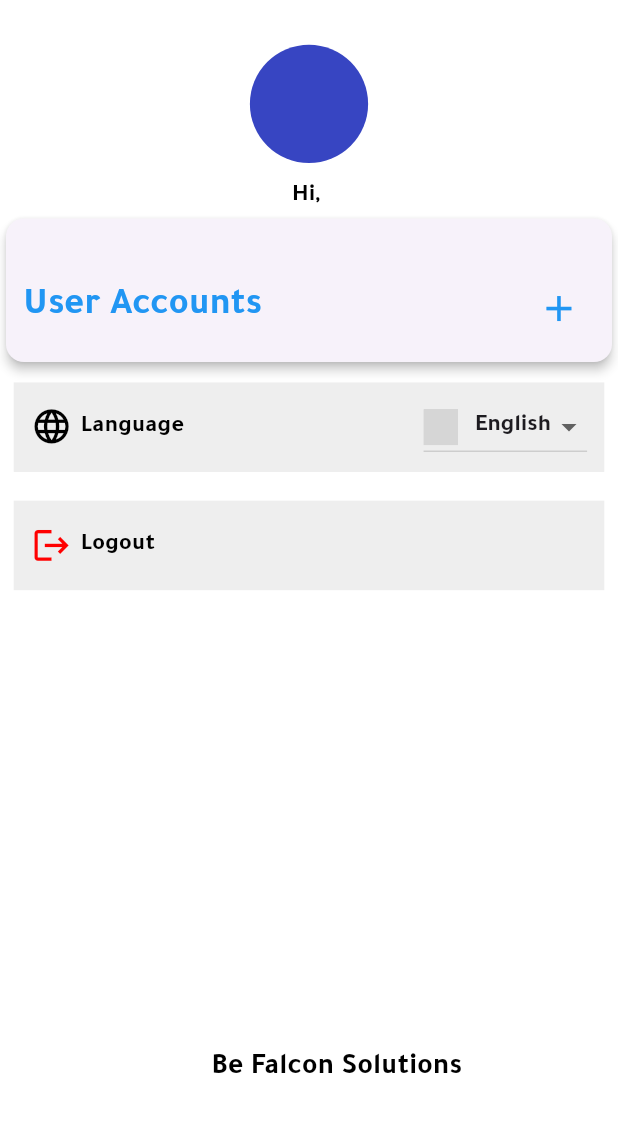
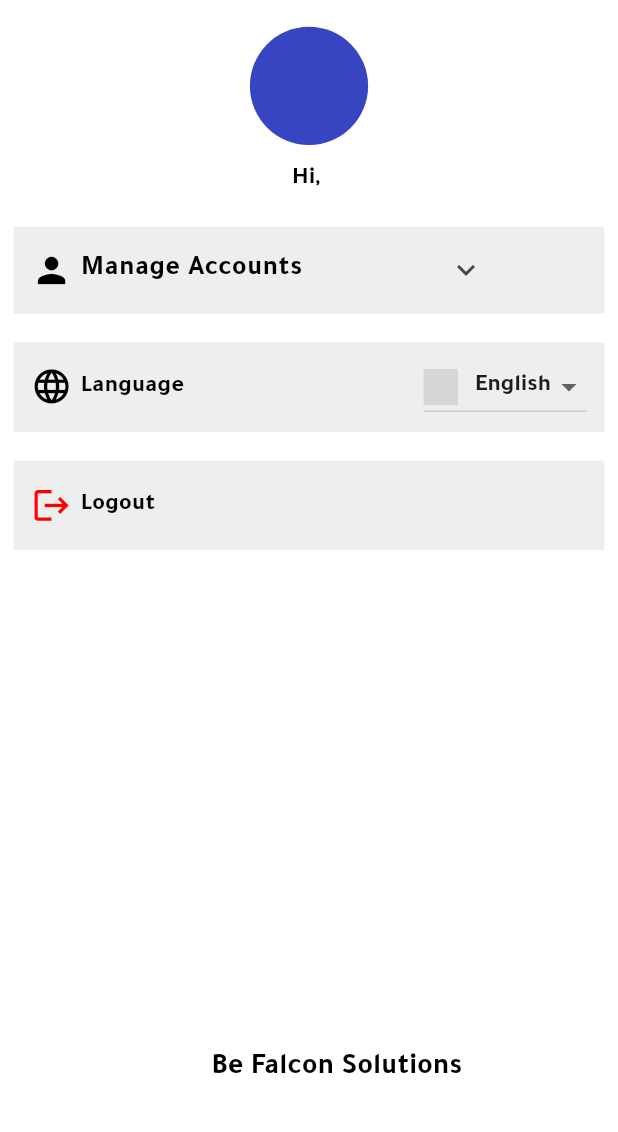
Before and after one commit to BFS-MobileApp/land_lord_statistics, a Flutter app: the SettingScreen screen opened by its route, on a phone screen of 412 x 824 dp, the part 84-1216 px from its top. Run offline on Flutter 3.47's test engine with Material 3 defaults, Android fonts, the phone set to English and light mode, and no system bars; our stand-ins replace bloc, dartz, dio, equatable, flutter_bloc, flutter_colorpicker and 8 more; missing offline and left inert: country_flags; accounts and stored records are empty; grey boxes are pictures that could not be loaded.

Commit message:
- New Design - Setting Page

```diff
--- a/lib/core/utils/local_strings.dart
+++ b/lib/core/utils/local_strings.dart
@@ -46,7 +46,9 @@ class LocalStrings extends Translations {
       "update":"تحديث",
       "signIn":"تسجيل الدخول",
       "hi":"اهلا",
-      "language":"اللغة"
+      "language":"اللغة",
+      "manageAccounts":"ادارة الحسابات",
+      "addAnotherMail":"اضافة حساب اخر"
     },
     'en_US': {
       "appName":"Claimizer",
@@ -91,7 +93,9 @@ class LocalStrings extends Translations {
       "landLordStatistics":"Landlord Statistics",
       "signIn":"Sign In",
       "hi":"Hi",
-      "language":"Language"
+      "language":"Language",
+      "manageAccounts":"Manage Accounts",
+      "addAnotherMail":"Add Another Email"
 
     },
   };
--- a/lib/feature/setting/presentation/screen/setting_screen.dart
+++ b/lib/feature/setting/presentation/screen/setting_screen.dart
@@ -8,6 +8,7 @@ import 'package:LandlordStatistics/core/utils/app_strings.dart';
 import 'package:LandlordStatistics/core/utils/assets_manager.dart';
 import 'package:LandlordStatistics/core/utils/helper.dart';
 import 'package:LandlordStatistics/feature/setting/presentation/cubit/setting_cubit.dart';
+import 'package:LandlordStatistics/feature/setting/presentation/widget/add_account_widget.dart';
 import 'package:LandlordStatistics/feature/setting/presentation/widget/container_item.dart';
 import 'package:LandlordStatistics/feature/setting/presentation/widget/user_accounts_item.dart';
 import 'package:LandlordStatistics/widgets/alert_dilog_widget.dart';
@@ -32,7 +33,7 @@ class _SettingScreenState extends State<SettingScreen> {
   final databaseHelper = DatabaseHelper.instance;
   bool isUsingMultiServerFeature = false;
   String urlType = '';
-
+  bool _isExpanded = false;
 
   getAccounts() =>BlocProvider.of<SettingCubit>(context).getData();
 
@@ -51,7 +52,6 @@ class _SettingScreenState extends State<SettingScreen> {
     await databaseHelper.getActiveUserName().then((value){
       setState(() {
         name = value;
-        print(value);
       });
     });
   }
@@ -109,8 +109,8 @@ class _SettingScreenState extends State<SettingScreen> {
           } else if (state is UserAccountsError) {
             return ErrorWidget((){});
           } else if (state is UserAccountsLoaded) {
-            return ListView.builder(shrinkWrap: true, physics: const ClampingScrollPhysics(),itemCount: state.userAccounts.length , itemBuilder: (ctx , pos){
-              return UserAccountItem(ctx: context,email: state.userAccounts[pos].email, isActive: state.userAccounts[pos].active);
+            return ListView.builder(shrinkWrap: true, physics: const ClampingScrollPhysics(),itemCount: state.userAccounts.length+1 , itemBuilder: (ctx , pos){
+              return pos <state.userAccounts.length ? UserAccountItem(ctx: context,email: state.userAccounts[pos].email, isActive: state.userAccounts[pos].active) : AddAccountWidget();
             });
           } else if(state is UserAccountChanged){
             goToNextScreen();
@@ -192,7 +192,7 @@ class _SettingScreenState extends State<SettingScreen> {
             ),
           ) : const SizedBox(),
           Container(
-            margin: EdgeInsets.only(top: ScreenUtil().setHeight(25)),
+            margin: EdgeInsets.only(top: ScreenUtil().setHeight(15)),
             width: ScreenUtil().setWidth(66),
             height: ScreenUtil().setHeight(66),
             decoration: const BoxDecoration(
@@ -203,32 +203,39 @@ class _SettingScreenState extends State<SettingScreen> {
             ),
           ),
           Container(
-            margin: EdgeInsets.only(top: ScreenUtil().setHeight(10)),
+            margin: EdgeInsets.only(bottom: ScreenUtil().setHeight(10) , top: ScreenUtil().setHeight(10)),
             alignment: Alignment.center,
             child: Text('${'hi'.tr}, $name' , style: TextStyle(fontSize: 14.sp , fontWeight: FontWeight.w700 , color: AppColors.black),),
           ),
-          Card(
-            elevation: 3,
-            child: Container(
-              constraints: BoxConstraints(maxWidth: MediaQuery.of(context).size.height/2),
-              margin: EdgeInsets.only(bottom: ScreenUtil().setHeight(10) , right: ScreenUtil().setWidth(10) ,left: ScreenUtil().setWidth(10), top: ScreenUtil().setHeight(30)),
-              child: Column(
+          ContainerItem(
+              itemWidget: ExpansionTile(
+                tilePadding: Helper.getCurrentLocal() =='AR' ? EdgeInsets.only(left: ScreenUtil().setWidth(60)) : EdgeInsets.only(right: ScreenUtil().setWidth(60)),
+                onExpansionChanged: (expanded){
+                  setState(() {
+                    _isExpanded = expanded;
+                  });
+                },
+                title: Row(
                   children: [
-                  Row(
-                    mainAxisAlignment: MainAxisAlignment.spaceBetween,
-                    children: [
-                      Text('userAccounts'.tr , style: const TextStyle(color: Colors.blue , ),),
-                      IconButton(
-                        onPressed: ()=>Navigator.pushNamed(context, Routes.loginRoutes , arguments: LoginRoutesArguments(addOtherMail: true , isThereExistingUsers: true)),
-                        icon: const Icon(Icons.add),
-                        iconSize: 25.sp,
-                        color: Colors.blue,
-                      )
+                    Icon(Icons.person , size: 24.sp , color: AppColors.black,),
+                    SizedBox(width: ScreenUtil().setWidth(5),),
+                    Text('manageAccounts'.tr , style: TextStyle(fontSize: 16.sp , fontWeight: FontWeight.w700 , color: AppColors.black),)
                   ],
                 ),
-                  userAccountsWidgets()
+                children: [
+                  AnimatedContainer(
+                    duration: const Duration(milliseconds: 300),
+                    curve: Curves.easeInOut,
+                    height: _isExpanded ? null : 0,
+                    child: LayoutBuilder(
+                      builder: (BuildContext context, BoxConstraints constraints) {
+                        return constraints.isTight
+                            ? const SizedBox.shrink()
+                            : userAccountsWidgets();
+                      },
+                    ),
+                  ),
                 ],
-              ),
               ),
           ),
           ContainerItem(
@@ -244,6 +251,7 @@ class _SettingScreenState extends State<SettingScreen> {
                 ),
                 DropdownButton<String>(
                   value: dropDownValue,
+                  elevation: 0,
                   onChanged: (String? newValue) {
                     setState(() {
                       changeLocalization();
@@ -257,7 +265,9 @@ class _SettingScreenState extends State<SettingScreen> {
               ],
             ),
             height: 50,),
-          ContainerItem(
+          InkWell(
+            onTap: callLogoutDialog,
+            child: ContainerItem(
               itemWidget: Row(
                 children: [
                   Icon(Icons.logout , size: 24.sp,color: AppColors.red,),
@@ -266,6 +276,7 @@ class _SettingScreenState extends State<SettingScreen> {
                 ],
               ),
               height: 50,),
+          ),
         ],
       ),
     );
--- a/lib/feature/setting/presentation/widget/container_item.dart
+++ b/lib/feature/setting/presentation/widget/container_item.dart
@@ -5,8 +5,8 @@ import 'package:flutter_screenutil/flutter_screenutil.dart';
 // ignore: must_be_immutable
 class ContainerItem extends StatelessWidget {
   Widget itemWidget;
-  double height;
-  ContainerItem({Key? key , required this.itemWidget , required this.height}) : super(key: key);
+  double? height;
+  ContainerItem({Key? key , required this.itemWidget , this.height}) : super(key: key);
 
   @override
   Widget build(BuildContext context) {
@@ -14,7 +14,7 @@ class ContainerItem extends StatelessWidget {
       padding: EdgeInsets.symmetric(horizontal: ScreenUtil().setWidth(10)),
       margin: EdgeInsets.symmetric(horizontal: ScreenUtil().setWidth(8) , vertical: ScreenUtil().setHeight(8)),
       width: MediaQuery.of(context).size.width,
-      height: ScreenUtil().setHeight(height),
+      height: height != null ? ScreenUtil().setHeight(height!) : null,
       color: AppColors.containerColor,
       child: itemWidget,
     );
```
Also changed, not shown: lib/feature/setting/presentation/widget/add_account_widget.dart (added, +41 -0 lines), lib/feature/setting/presentation/widget/user_accounts_item.dart (+9 -26 lines). Lines whose indentation alone changed are shown as unchanged.
